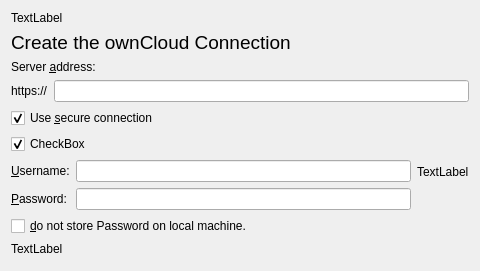
This is src/mirall/owncloudsetuppage.ui in nextcloud/desktop as Qt 5 draws it before an edit. The edited form follows.
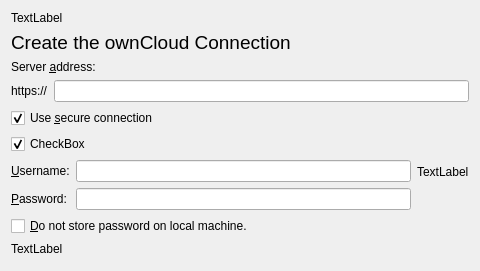
This is the edited form.

Commit message:
Don't swallow ':' when entered.
Treat entering 'http(s)://' gracefully by
removing the substring and flipping the
checkbox.

```diff
--- a/src/mirall/owncloudsetuppage.ui
+++ b/src/mirall/owncloudsetuppage.ui
@@ -141,7 +141,7 @@
           <string>Do not allow the local storage of the password.</string>
          </property>
          <property name="text">
-          <string>&amp;do not store Password on local machine.</string>
+          <string>&amp;Do not store password on local machine.</string>
          </property>
         </widget>
        </item>
```
The commit also changes 1 other file.
